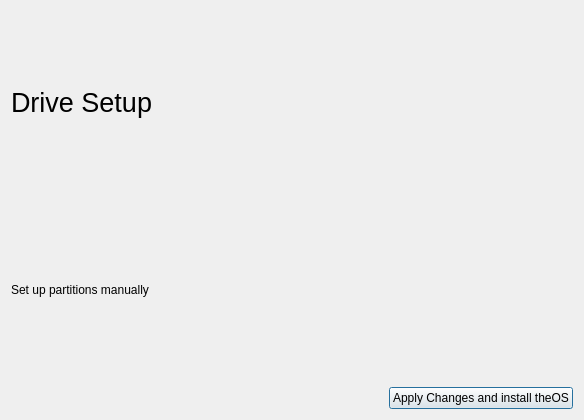
This is partitionwindow.ui in vicr123/theos-installer as Qt 5 draws it before an edit. The edited form follows.
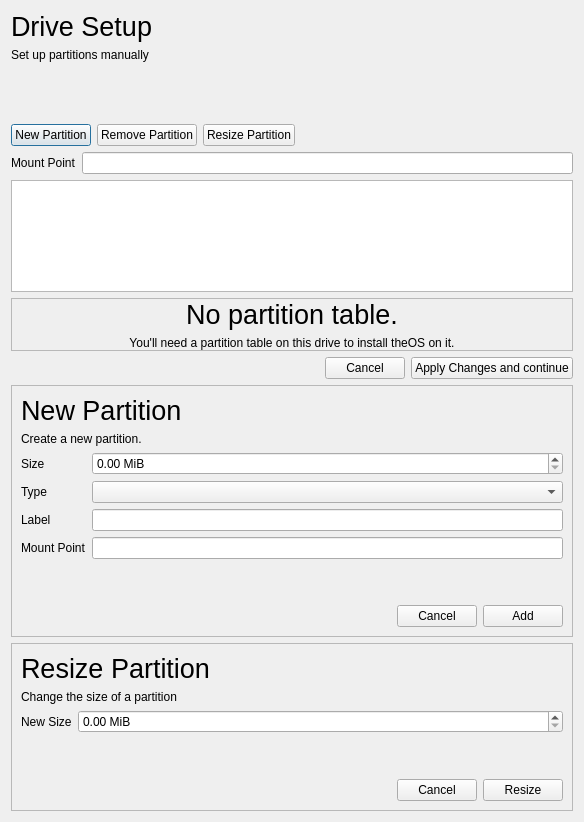
This is the edited form. Icons and pictures are not drawn.

Commit message: New Partition Manager

What changed in the file:
```diff
--- a/partitionwindow.ui
+++ b/partitionwindow.ui
@@ -7,7 +7,7 @@
     <x>0</x>
     <y>0</y>
     <width>584</width>
-    <height>420</height>
+    <height>822</height>
    </rect>
   </property>
   <property name="windowTitle">
@@ -36,6 +36,207 @@
      </property>
     </widget>
    </item>
+   <item>
+    <widget class="QFrame" name="MainFrame">
+     <property name="frameShape">
+      <enum>QFrame::NoFrame</enum>
+     </property>
+     <property name="frameShadow">
+      <enum>QFrame::Raised</enum>
+     </property>
+     <layout class="QVBoxLayout" name="verticalLayout_4">
+      <property name="leftMargin">
+       <number>0</number>
+      </property>
+      <property name="topMargin">
+       <number>0</number>
+      </property>
+      <property name="rightMargin">
+       <number>0</number>
+      </property>
+      <property name="bottomMargin">
+       <number>0</number>
+      </property>
+      <item>
+       <widget class="QFrame" name="driveLayout">
+        <property name="sizePolicy">
+         <sizepolicy hsizetype="Expanding" vsizetype="Fixed">
+          <horstretch>0</horstretch>
+          <verstretch>0</verstretch>
+         </sizepolicy>
+        </property>
+        <property name="minimumSize">
+         <size>
+          <width>0</width>
+          <height>50</height>
+         </size>
+        </property>
+        <property name="maximumSize">
+         <size>
+          <width>16777215</width>
+          <height>50</height>
+         </size>
+        </property>
+        <layout class="QHBoxLayout" name="horizontalLayout_3">
+         <property name="leftMargin">
+          <number>0</number>
+         </property>
+         <property name="topMargin">
+          <number>0</number>
+         </property>
+         <property name="rightMargin">
+          <number>0</number>
+         </property>
+         <property name="bottomMargin">
+          <number>0</number>
+         </property>
+        </layout>
+       </widget>
+      </item>
+      <item>
+       <layout class="QHBoxLayout" name="horizontalLayout_2">
+        <item>
+         <widget class="QPushButton" name="newPartition">
+          <property name="text">
+           <string>New Partition</string>
+          </property>
+          <property name="icon">
+           <iconset theme="list-add">
+            <normaloff>.</normaloff>.</iconset>
+          </property>
+         </widget>
+        </item>
+        <item>
+         <widget class="QPushButton" name="removePartition">
+          <property name="text">
+           <string>Remove Partition</string>
+          </property>
+          <property name="icon">
+           <iconset theme="edit-delete">
+            <normaloff>.</normaloff>.</iconset>
+          </property>
+         </widget>
+        </item>
+        <item>
+         <widget class="QPushButton" name="resizePartition">
+          <property name="text">
+           <string>Resize Partition</string>
+          </property>
+          <property name="icon">
+           <iconset theme="go-last"/>
+          </property>
+         </widget>
+        </item>
+        <item>
+         <spacer name="horizontalSpacer_2">
+          <property name="orientation">
+           <enum>Qt::Horizontal</enum>
+          </property>
+          <property name="sizeHint" stdset="0">
+           <size>
+            <width>40</width>
+            <height>20</height>
+           </size>
+          </property>
+         </spacer>
+        </item>
+       </layout>
+      </item>
+      <item>
+       <layout class="QGridLayout" name="gridLayout">
+        <item row="0" column="0">
+         <widget class="QLabel" name="label">
+          <property name="text">
+           <string>Mount Point</string>
+          </property>
+         </widget>
+        </item>
+        <item row="0" column="1">
+         <widget class="QLineEdit" name="mountPoint"/>
+        </item>
+       </layout>
+      </item>
+      <item>
+       <widget class="QListWidget" name="listWidget"/>
+      </item>
+     </layout>
+    </widget>
+   </item>
+   <item>
+    <widget class="QFrame" name="partitionTableRequiredFrame">
+     <property name="frameShape">
+      <enum>QFrame::StyledPanel</enum>
+     </property>
+     <property name="frameShadow">
+      <enum>QFrame::Raised</enum>
+     </property>
+     <layout class="QVBoxLayout" name="verticalLayout_5">
+      <property name="leftMargin">
+       <number>0</number>
+      </property>
+      <property name="topMargin">
+       <number>0</number>
+      </property>
+      <property name="rightMargin">
+       <number>0</number>
+      </property>
+      <property name="bottomMargin">
+       <number>0</number>
+      </property>
+      <item>
+       <spacer name="verticalSpacer_3">
+        <property name="orientation">
+         <enum>Qt::Vertical</enum>
+        </property>
+        <property name="sizeHint" stdset="0">
+         <size>
+          <width>20</width>
+          <height>40</height>
+         </size>
+        </property>
+       </spacer>
+      </item>
+      <item>
+       <widget class="QLabel" name="label_13">
+        <property name="font">
+         <font>
+          <pointsize>20</pointsize>
+         </font>
+        </property>
+        <property name="text">
+         <string>No partition table.</string>
+        </property>
+        <property name="alignment">
+         <set>Qt::AlignCenter</set>
+        </property>
+       </widget>
+      </item>
+      <item>
+       <widget class="QLabel" name="label_14">
+        <property name="text">
+         <string>You'll need a partition table on this drive to install theOS on it.</string>
+        </property>
+        <property name="alignment">
+         <set>Qt::AlignCenter</set>
+        </property>
+       </widget>
+      </item>
+      <item>
+       <spacer name="verticalSpacer_4">
+        <property name="orientation">
+         <enum>Qt::Vertical</enum>
+        </property>
+        <property name="sizeHint" stdset="0">
+         <size>
+          <width>20</width>
+          <height>40</height>
+         </size>
+        </property>
+       </spacer>
+      </item>
+     </layout>
+    </widget>
+   </item>
    <item>
     <layout class="QHBoxLayout" name="horizontalLayout">
      <item>
@@ -51,10 +252,21 @@
        </property>
       </spacer>
      </item>
+     <item>
+      <widget class="QPushButton" name="pushButton_2">
+       <property name="text">
+        <string>Cancel</string>
+       </property>
+       <property name="icon">
+        <iconset theme="dialog-cancel">
+         <normaloff>.</normaloff>.</iconset>
+       </property>
+      </widget>
+     </item>
      <item>
       <widget class="QPushButton" name="pushButton">
        <property name="text">
-        <string>Apply Changes and install theOS</string>
+        <string>Apply Changes and continue</string>
        </property>
        <property name="icon">
         <iconset theme="dialog-ok"/>
@@ -63,6 +275,263 @@
      </item>
     </layout>
    </item>
+   <item>
+    <widget class="QFrame" name="newPartitionFrame">
+     <property name="autoFillBackground">
+      <bool>true</bool>
+     </property>
+     <property name="frameShape">
+      <enum>QFrame::StyledPanel</enum>
+     </property>
+     <property name="frameShadow">
+      <enum>QFrame::Raised</enum>
+     </property>
+     <layout class="QVBoxLayout" name="verticalLayout_2">
+      <item>
+       <widget class="QLabel" name="label_10">
+        <property name="font">
+         <font>
+          <pointsize>20</pointsize>
+         </font>
+        </property>
+        <property name="text">
+         <string>New Partition</string>
+        </property>
+       </widget>
+      </item>
+      <item>
+       <widget class="QLabel" name="label_9">
+        <property name="text">
+         <string>Create a new partition.</string>
+        </property>
+        <property name="wordWrap">
+         <bool>true</bool>
+        </property>
+       </widget>
+      </item>
+      <item>
+       <layout class="QGridLayout" name="gridLayout_2">
+        <item row="0" column="1">
+         <widget class="QDoubleSpinBox" name="newPartitionSize">
+          <property name="sizePolicy">
+           <sizepolicy hsizetype="Expanding" vsizetype="Fixed">
+            <horstretch>0</horstretch>
+            <verstretch>0</verstretch>
+           </sizepolicy>
+          </property>
+          <property name="suffix">
+           <string> MiB</string>
+          </property>
+         </widget>
+        </item>
+        <item row="0" column="0">
+         <widget class="QLabel" name="label_2">
+          <property name="text">
+           <string>Size</string>
+          </property>
+         </widget>
+        </item>
+        <item row="3" column="0">
+         <widget class="QLabel" name="label_4">
+          <property name="text">
+           <string>Mount Point</string>
+          </property>
+         </widget>
+        </item>
+        <item row="1" column="0">
+         <widget class="QLabel" name="label_3">
+          <property name="text">
+           <string>Type</string>
+          </property>
+         </widget>
+        </item>
+        <item row="3" column="1">
+         <widget class="QLineEdit" name="newPartitionMount"/>
+        </item>
+        <item row="1" column="1">
+         <widget class="QComboBox" name="newPartitionType"/>
+        </item>
+        <item row="2" column="0">
+         <widget class="QLabel" name="label_5">
+          <property name="text">
+           <string>Label</string>
+          </property>
+         </widget>
+        </item>
+        <item row="2" column="1">
+         <widget class="QLineEdit" name="newPartitionLabel"/>
+        </item>
+       </layout>
+      </item>
+      <item>
+       <spacer name="verticalSpacer_2">
+        <property name="orientation">
+         <enum>Qt::Vertical</enum>
+        </property>
+        <property name="sizeHint" stdset="0">
+         <size>
+          <width>20</width>
+          <height>40</height>
+         </size>
+        </property>
+       </spacer>
+      </item>
+      <item>
+       <layout class="QHBoxLayout" name="horizontalLayout_4">
+        <item>
+         <spacer name="horizontalSpacer_3">
+          <property name="orientation">
+           <enum>Qt::Horizontal</enum>
+          </property>
+          <property name="sizeHint" stdset="0">
+           <size>
+            <width>40</width>
+            <height>20</height>
+           </size>
+          </property>
+         </spacer>
+        </item>
+        <item>
+         <widget class="QPushButton" name="newPartitionCancel">
+          <property name="text">
+           <string>Cancel</string>
+          </property>
+          <property name="icon">
+           <iconset theme="dialog-cancel"/>
+          </property>
+         </widget>
+        </item>
+        <item>
+         <widget class="QPushButton" name="newPartitionAdd">
+          <property name="text">
+           <string>Add</string>
+          </property>
+          <property name="icon">
+           <iconset theme="list-add"/>
+          </property>
+         </widget>
+        </item>
+       </layout>
+      </item>
+     </layout>
+    </widget>
+   </item>
+   <item>
+    <widget class="QFrame" name="resizePartitionFrame">
+     <property name="autoFillBackground">
+      <bool>true</bool>
+     </property>
+     <property name="frameShape">
+      <enum>QFrame::StyledPanel</enum>
+     </property>
+     <property name="frameShadow">
+      <enum>QFrame::Raised</enum>
+     </property>
+     <layout class="QVBoxLayout" name="verticalLayout_3">
+      <item>
+       <widget class="QLabel" name="label_11">
+        <property name="font">
+         <font>
+          <pointsize>20</pointsize>
+         </font>
+        </property>
+        <property name="text">
+         <string>Resize Partition</string>
+        </property>
+       </widget>
+      </item>
+      <item>
+       <widget class="QLabel" name="label_12">
+        <property name="text">
+         <string>Change the size of a partition</string>
+        </property>
+        <property name="wordWrap">
+         <bool>true</bool>
+        </property>
+       </widget>
+      </item>
+      <item>
+       <layout class="QHBoxLayout" name="horizontalLayout_6">
+        <property name="bottomMargin">
+         <number>0</number>
+        </property>
+        <item>
+         <widget class="QLabel" name="label_6">
+          <property name="text">
+           <string>New Size</string>
+          </property>
+         </widget>
+        </item>
+        <item>
+         <widget class="QDoubleSpinBox" name="resizePartitionSize">
+          <property name="sizePolicy">
+           <sizepolicy hsizetype="Expanding" vsizetype="Fixed">
+            <horstretch>0</horstretch>
+            <verstretch>0</verstretch>
+           </sizepolicy>
+          </property>
+          <property name="suffix">
+           <string> MiB</string>
+          </property>
+         </widget>
+        </item>
+       </layout>
+      </item>
+      <item>
+       <spacer name="verticalSpacer">
+        <property name="orientation">
+         <enum>Qt::Vertical</enum>
+        </property>
+        <property name="sizeHint" stdset="0">
+         <size>
+          <width>20</width>
+          <height>40</height>
+         </size>
+        </property>
+       </spacer>
+      </item>
+      <item>
+       <layout class="QHBoxLayout" name="horizontalLayout_5">
+        <item>
+         <spacer name="horizontalSpacer_4">
+          <property name="orientation">
+           <enum>Qt::Horizontal</enum>
+          </property>
+          <property name="sizeHint" stdset="0">
+           <size>
+            <width>40</width>
+            <height>20</height>
+           </size>
+          </property>
+         </spacer>
+        </item>
+        <item>
+         <widget class="QPushButton" name="resizePartitionCancel">
+          <property name="text">
+           <string>Cancel</string>
+          </property>
+          <property name="icon">
+           <iconset theme="dialog-cancel">
+            <normaloff>.</normaloff>.</iconset>
+          </property>
+         </widget>
+        </item>
+        <item>
+         <widget class="QPushButton" name="resizePartitionButton">
+          <property name="text">
+           <string>Resize</string>
+          </property>
+          <property name="icon">
+           <iconset theme="go-last">
+            <normaloff>.</normaloff>.</iconset>
+          </property>
+         </widget>
+        </item>
+       </layout>
+      </item>
+     </layout>
+    </widget>
+   </item>
   </layout>
  </widget>
  <resources/>
```
Left out of the diff: 5 changed lines with no effect on the pictures. The commit also changes 11 other files.
